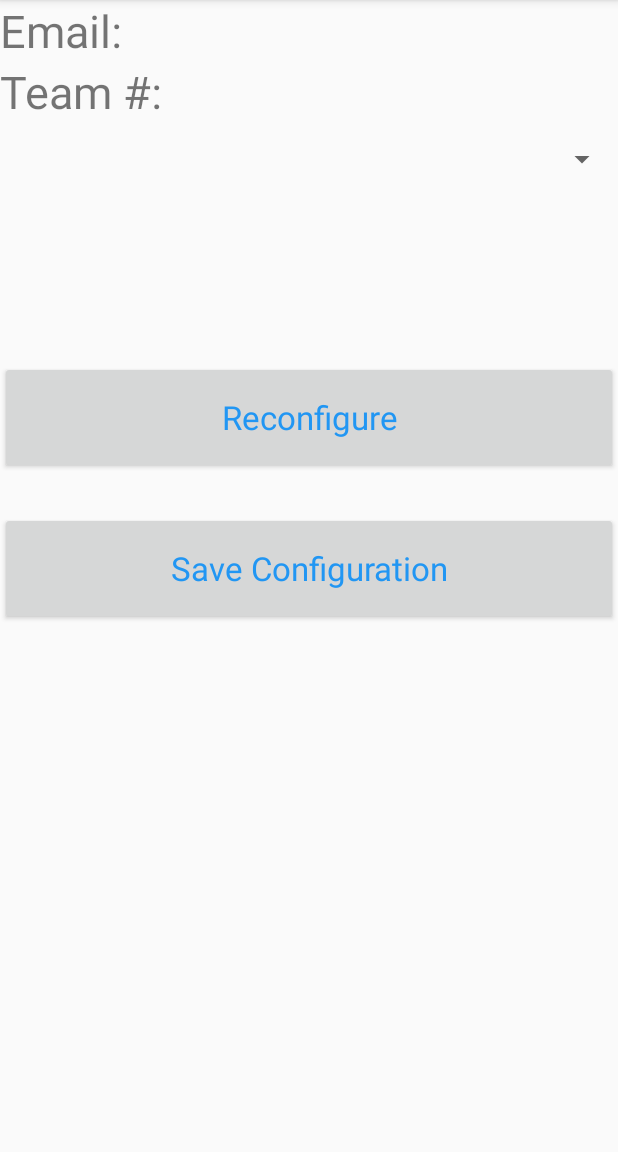
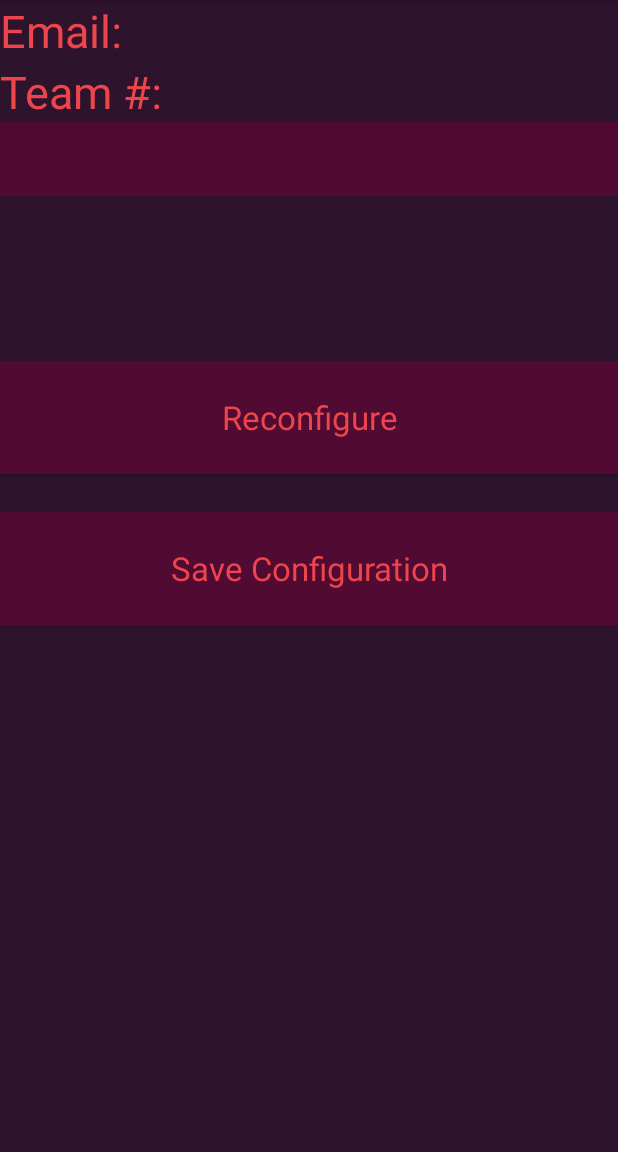
Before and after one commit to Sparx-Robotics-1126/2020-Scouting, an Android app: the SettingsScreen screen opened directly, with no data from a screen before it, on a phone screen of 412 x 824 dp, the part 84-1236 px from its top. Run offline under Robolectric (Android 15) with nearby library versions, the phone set to English and light mode, and no system bars.

Commit message:
got Ui working for scouting screen and the welcome screen changes when the boolean value confuguredBlue changes

```diff
--- a/app/src/main/java/com/sparx1126/a2020_scouting/SettingsScreen.java
+++ b/app/src/main/java/com/sparx1126/a2020_scouting/SettingsScreen.java
@@ -14,6 +14,7 @@ import android.widget.AdapterView;
 import android.widget.ArrayAdapter;
 import android.widget.Button;
 import android.widget.EditText;
+import android.widget.LinearLayout;
 import android.widget.Spinner;
 import android.widget.SpinnerAdapter;
 import android.widget.TextView;
@@ -41,6 +42,8 @@ public class SettingsScreen extends AppCompatActivity {
     protected void onCreate(Bundle savedInstanceState) {
         super.onCreate(savedInstanceState);
         setContentView(R.layout.settings_screen);
+
+        changeUi();
 
         settings = getSharedPreferences(getString(R.string.SPARX_PREFS), 0);
         editor = settings.edit();
@@ -180,6 +183,52 @@ public class SettingsScreen extends AppCompatActivity {
         builder.create().show();
     }
 
+    public  void changeUi(){
+        if(Welcome.toggledBlue){
+            LinearLayout li = (LinearLayout)findViewById(R.id.background);
+            li.setBackgroundColor(getResources().getColor(R.color.BBackground));
+            Button recon = findViewById(R.id.reconfigure);
+            recon.setBackgroundColor(getResources().getColor(R.color.BButtonBackground));
+            recon.setTextColor(getResources().getColor(R.color.BText));
+            Button savecon = findViewById(R.id.configure);
+            savecon.setBackgroundColor(getResources().getColor(R.color.BButtonBackground));
+            savecon.setTextColor(getResources().getColor(R.color.BText));
+            TextView email = findViewById(R.id.email);
+            email.setTextColor(getResources().getColor(R.color.BText));
+            TextView team = findViewById(R.id.team);
+            team.setTextColor(getResources().getColor(R.color.BText));
+            TextView emailInput = findViewById(R.id.emailInput);
+            emailInput.setTextColor(getResources().getColor(R.color.BText));
+            TextView teamInput = findViewById(R.id.teamInput);
+            teamInput.setTextColor(getResources().getColor(R.color.BText));
+            LinearLayout adLi = (LinearLayout)findViewById(R.id.adminLayout);
+            adLi.setBackgroundColor(getResources().getColor(R.color.BBackground));
+            Spinner events = findViewById(R.id.eventSpinner);
+            events.setBackgroundColor(getResources().getColor(R.color.BButtonBackground));
+        }else{
+            LinearLayout li = (LinearLayout)findViewById(R.id.background);
+            li.setBackgroundColor(getResources().getColor(R.color.RBackground));
+            Button recon = findViewById(R.id.reconfigure);
+            recon.setBackgroundColor(getResources().getColor(R.color.RButtonBackground));
+            recon.setTextColor(getResources().getColor(R.color.RText));
+            Button savecon = findViewById(R.id.configure);
+            savecon.setBackgroundColor(getResources().getColor(R.color.RButtonBackground));
+            savecon.setTextColor(getResources().getColor(R.color.RText));
+            TextView email = findViewById(R.id.email);
+            email.setTextColor(getResources().getColor(R.color.RText));
+            TextView team = findViewById(R.id.team);
+            team.setTextColor(getResources().getColor(R.color.RText));
+            TextView emailInput = findViewById(R.id.emailInput);
+            emailInput.setTextColor(getResources().getColor(R.color.RText));
+            TextView teamInput = findViewById(R.id.teamInput);
+            teamInput.setTextColor(getResources().getColor(R.color.RText));
+            LinearLayout adLi = (LinearLayout)findViewById(R.id.adminLayout);
+            adLi.setBackgroundColor(getResources().getColor(R.color.RBackground));
+            Spinner events = findViewById(R.id.eventSpinner);
+            events.setBackgroundColor(getResources().getColor(R.color.RButtonBackground));
+        }
+    }
+
     // Sohail: We should move this to the Welcome Screen after JT is done making the BAM
     // Copy the way he stored the matches.
     private void downLoadEvents() {
--- a/app/src/main/res/layout/activity_welcome.xml
+++ b/app/src/main/res/layout/activity_welcome.xml
@@ -2,6 +2,7 @@
 <LinearLayout xmlns:android="http://schemas.android.com/apk/res/android"
     xmlns:app="http://schemas.android.com/apk/res-auto"
     xmlns:tools="http://schemas.android.com/tools"
+    android:id="@+id/background"
     android:layout_width="match_parent"
     android:layout_height="match_parent"
     tools:context=".Welcome"
@@ -12,6 +13,7 @@
         android:layout_height="wrap_content"
         android:orientation="horizontal">
     <TextView
+        android:id="@+id/email"
         android:layout_width="wrap_content"
         android:layout_height="wrap_content"
         android:text="Set Email:"
@@ -29,6 +31,7 @@
         android:layout_height="wrap_content"
         android:orientation="horizontal">
         <TextView
+            android:id="@+id/password"
             android:layout_width="wrap_content"
             android:layout_height="wrap_content"
             android:text="Set Password:"
@@ -47,6 +50,7 @@
         android:layout_height="wrap_content"
         android:orientation="horizontal">
         <TextView
+            android:id="@+id/team"
             android:layout_width="wrap_content"
             android:layout_height="wrap_content"
             android:text="Set Team #:"
--- a/app/src/main/res/layout/scouting.xml
+++ b/app/src/main/res/layout/scouting.xml
@@ -1,5 +1,6 @@
 <?xml version="1.0" encoding="utf-8"?>
 <LinearLayout xmlns:android="http://schemas.android.com/apk/res/android"
+    android:id="@+id/background"
     android:orientation="vertical" android:layout_width="match_parent"
     android:layout_height="match_parent">
 
@@ -8,6 +9,7 @@
         android:layout_height="wrap_content"
         android:orientation="vertical">
         <TextView
+            android:id="@+id/text"
             android:layout_width="wrap_content"
             android:layout_height="wrap_content"
             android:text="You are currently loged in as "
--- a/app/src/main/res/layout/settings_screen.xml
+++ b/app/src/main/res/layout/settings_screen.xml
@@ -1,6 +1,7 @@
 <?xml version="1.0" encoding="utf-8"?>
 <LinearLayout xmlns:android="http://schemas.android.com/apk/res/android"
     android:orientation="vertical" android:layout_width="match_parent"
+    android:id="@+id/background"
     android:layout_height="match_parent">
     <LinearLayout
         android:layout_width="match_parent"
@@ -10,6 +11,7 @@
 
 
         <TextView
+            android:id="@id/email"
             android:layout_width="wrap_content"
             android:layout_height="wrap_content"
             android:layout_weight="0"
@@ -29,6 +31,7 @@
         android:layout_height="wrap_content"
         android:orientation="horizontal">
         <TextView
+            android:id="@+id/team"
             android:layout_width="wrap_content"
             android:layout_height="wrap_content"
             android:text="Team #:"
--- a/app/src/main/res/values/colors.xml
+++ b/app/src/main/res/values/colors.xml
@@ -4,4 +4,16 @@
     <color name="colorPrimary">#008577</color>
     <color name="colorPrimaryDark">#00574B</color>
     <color name="colorAccent">#D81B60</color>
+
+    <!--Red Theme-->
+    <color name="RText">#EE454D</color>
+    <color name="RToggleButton">#801336</color>
+    <color name="RButtonBackground">#510A32</color>
+    <color name="RBackground">#2D142C</color>
+
+    <!--Blue Theme-->
+    <color name="BText">#9999FF</color>
+    <color name="BToggleButton">#0000FF</color>
+    <color name="BButtonBackground">#000080</color>
+    <color name="BBackground">#00021D</color>
 </resources>
```
Also changed, not shown: app/src/main/java/com/sparx1126/a2020_scouting/Welcome.java (+52 -1 lines), app/src/main/java/com/sparx1126/a2020_scouting/scouting.java (+30 -3 lines).
